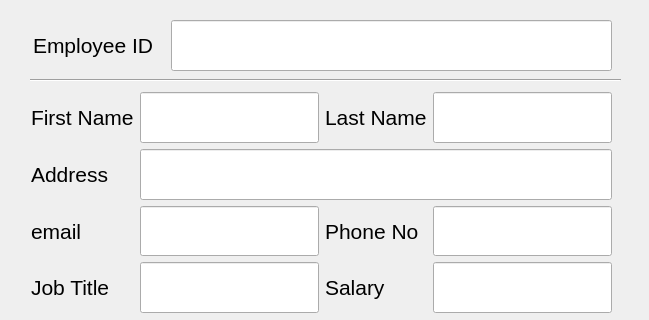
The window that editWindow.ui (umaid-git/Employee-Record-Viewer) describes before a commit, drawn with Qt 5; both pictures show x 0 to 649 and y 0 to 320 of the 649 by 470 pixel window.
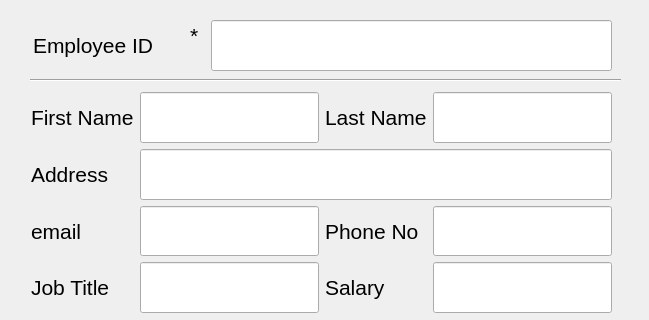
The same window after the commit.

Commit message:
Fixed a bug where edit was crashing
Fixed a bug where when the user doesn't put the employee ID the program crashed

What changed in the file:
```diff
--- a/editWindow.ui
+++ b/editWindow.ui
@@ -53,9 +53,9 @@
    <widget class="QLineEdit" name="employeeIDLineEdit">
     <property name="geometry">
      <rect>
-      <x>171</x>
+      <x>211</x>
       <y>20</y>
-      <width>441</width>
+      <width>401</width>
       <height>51</height>
      </rect>
     </property>
@@ -77,7 +77,7 @@
      <rect>
       <x>33</x>
       <y>20</y>
-      <width>121</width>
+      <width>161</width>
       <height>51</height>
      </rect>
     </property>
@@ -103,7 +103,7 @@
      <enum>Qt::Horizontal</enum>
     </property>
    </widget>
-   <widget class="QWidget" name="">
+   <widget class="QWidget" name="layoutWidget">
     <property name="geometry">
      <rect>
       <x>31</x>
@@ -272,6 +272,24 @@
      </item>
     </layout>
    </widget>
+   <widget class="QLabel" name="label_9">
+    <property name="geometry">
+     <rect>
+      <x>190</x>
+      <y>10</y>
+      <width>31</width>
+      <height>51</height>
+     </rect>
+    </property>
+    <property name="font">
+     <font>
+      <pointsize>16</pointsize>
+     </font>
+    </property>
+    <property name="text">
+     <string>*</string>
+    </property>
+   </widget>
   </widget>
   <widget class="QMenuBar" name="menubar">
    <property name="geometry">
```
Left out of the diff: 2 changed lines with no effect on the pictures. The commit also changes 1 other file.
